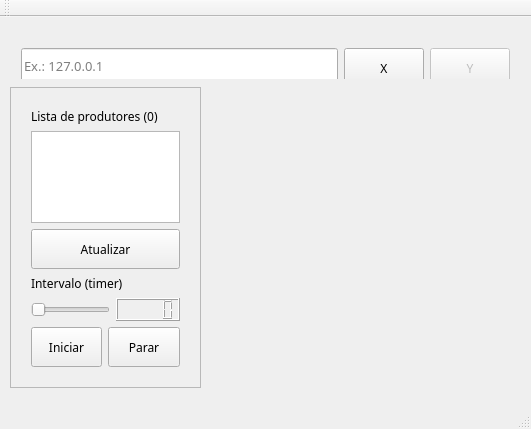
Before: the Qt Designer form QtTcpClientConsumer/mainwindow.ui in Lucasadasc/PAManagerQt, drawn with Qt 5.
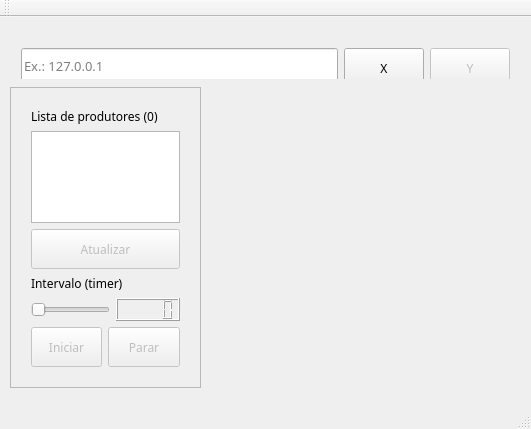
After: the same form once the commit is applied. Custom widgets are drawn as their Qt base class.

```diff
--- a/QtTcpClientConsumer/mainwindow.ui
+++ b/QtTcpClientConsumer/mainwindow.ui
@@ -65,7 +65,7 @@
         <item>
          <widget class="QPushButton" name="pushButton_3">
           <property name="enabled">
-           <bool>true</bool>
+           <bool>false</bool>
           </property>
           <property name="minimumSize">
            <size>
@@ -119,7 +119,7 @@
         <item>
          <widget class="QPushButton" name="pushButton_4">
           <property name="enabled">
-           <bool>true</bool>
+           <bool>false</bool>
           </property>
           <property name="minimumSize">
            <size>
@@ -144,7 +144,7 @@
         <item>
          <widget class="QPushButton" name="pushButton_5">
           <property name="enabled">
-           <bool>true</bool>
+           <bool>false</bool>
           </property>
           <property name="minimumSize">
            <size>
```
Left out of the diff: 27 changed lines with no effect on the pictures.
